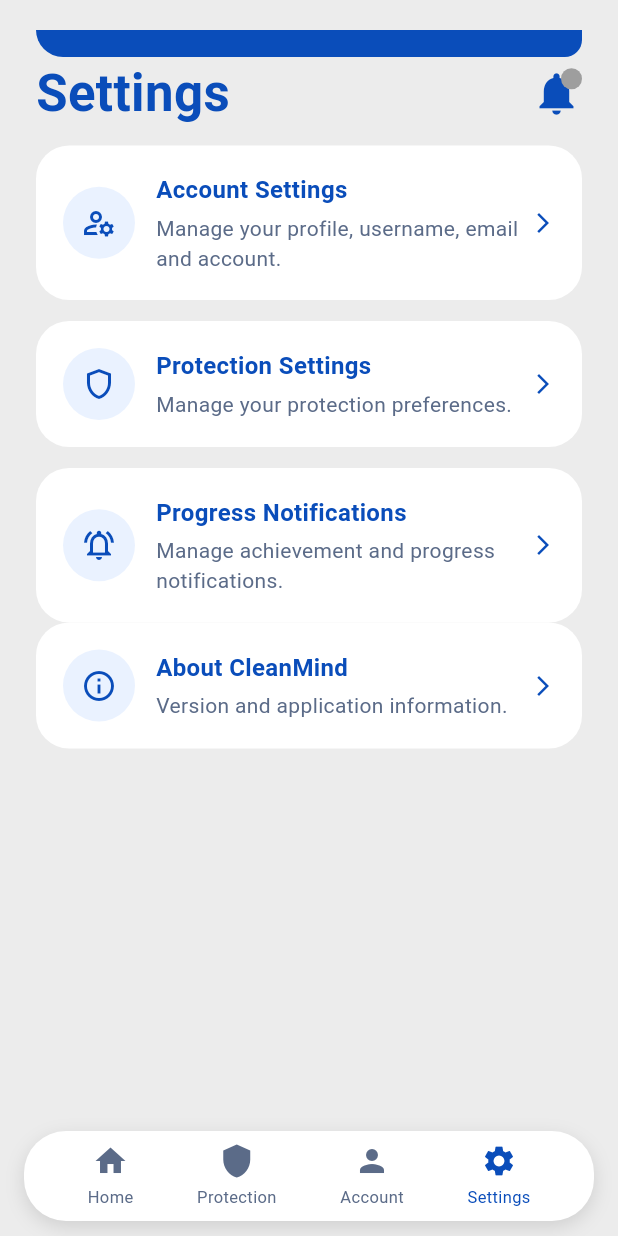
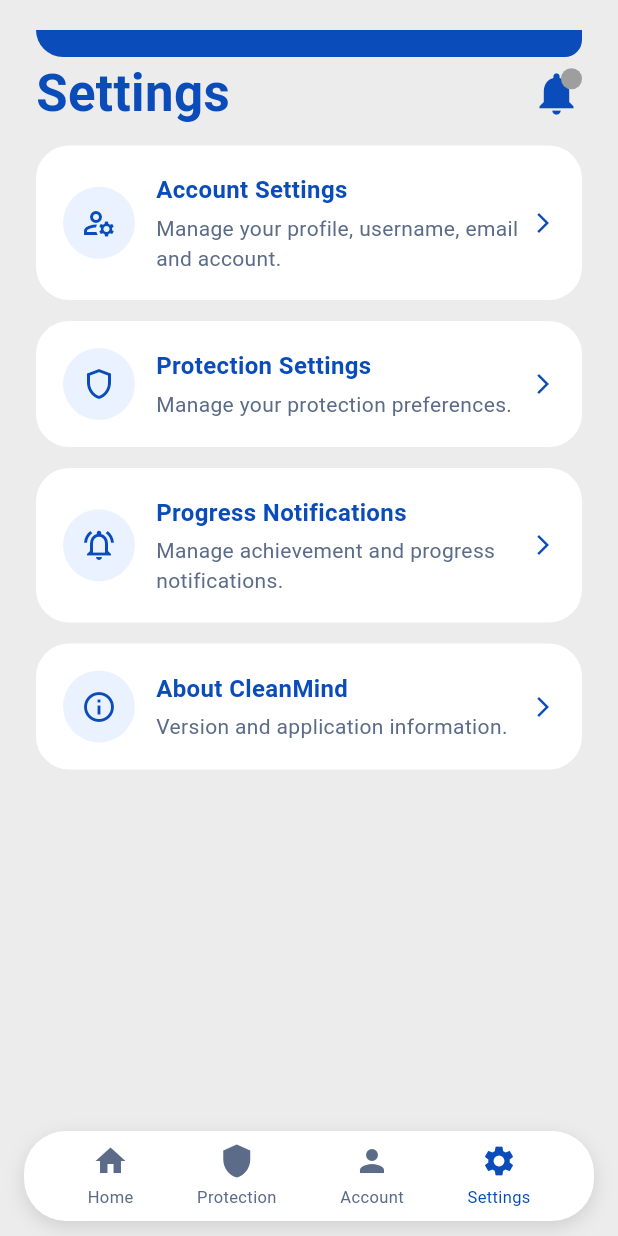
Before and after one commit to abdielhuertam/cleanmind, a Flutter app: the screen it shows after launch, item 4 of the bottom bar chosen, on a phone screen of 412 x 824 dp. Run offline on Flutter 3.47's test engine with Material 3 defaults, Android fonts, the light colour scheme and no system bars; our stand-ins replace flutter_local_notifications, flutter_timezone, shared_preferences, timezone; accounts and stored records are empty.

Commit message:
Settings screen cards fixed

```diff
--- a/lib/screens/settings_screen.dart
+++ b/lib/screens/settings_screen.dart
@@ -84,19 +84,21 @@ class SettingsScreen extends StatelessWidget {
             },
           ),
 
+          const SizedBox(height: 14),
+
           _settingsOption(
             icon: Icons.info_outline,
             title: 'About CleanMind',
             subtitle:
                 'Version and application information.',
             onTap: () {
-            Navigator.push(
+              Navigator.push(
                 context,
                 MaterialPageRoute(
-                builder: (_) =>
-                    const AboutCleanMindScreen(),
+                  builder: (_) =>
+                      const AboutCleanMindScreen(),
                 ),
-            );
+              );
             },
           ),
         ],
```
